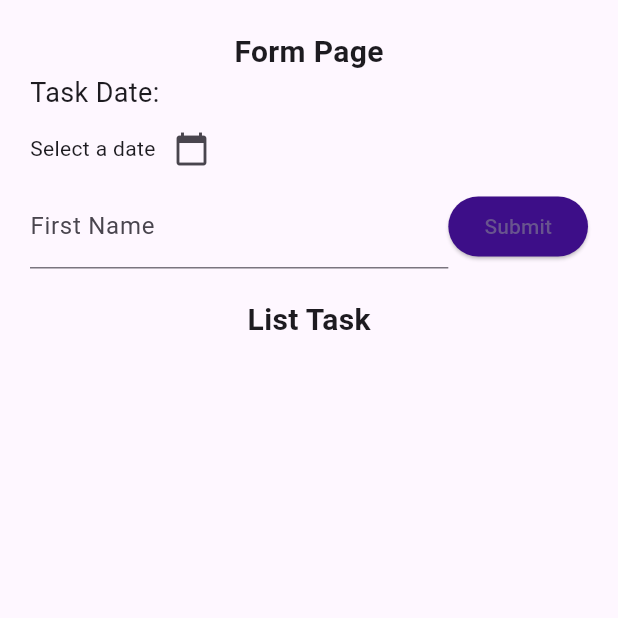
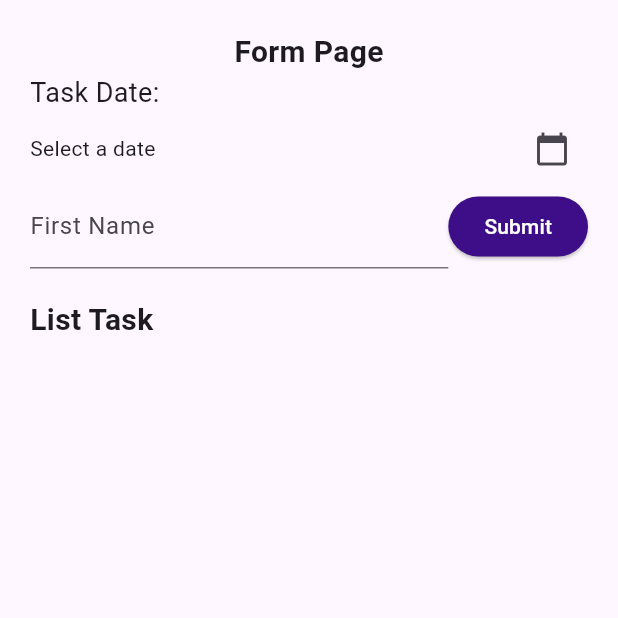
Before and after one commit to DimasCW/TodoApp_0163, a Flutter app: the screen it shows after launch, on a phone screen of 412 x 824 dp, the top half of it. Run offline on Flutter 3.47's test engine with Material 3 defaults, Android fonts, the phone set to English and light mode, and no system bars.

Commit message:
memperbaiki tampilan

```diff
--- a/lib/profile_pages.dart
+++ b/lib/profile_pages.dart
@@ -72,21 +72,6 @@ class _ProfilePageState extends State<ProfilePage> {
                     style: TextStyle(fontSize: 20, fontWeight: FontWeight.bold),
                   ),
                 ],
-
-                // spacing: 15,
-                // children: [
-                //   CircleAvatar(
-                //     radius: 35,
-                //     backgroundImage: AssetImage('assets/images/adan.jpg'),
-                //     ),
-                //     Column(
-                //       crossAxisAlignment: CrossAxisAlignment.start,
-                //       children: [
-                //         Text(' ', style: TextStyle(fontWeight: FontWeight.bold, fontSize: 15),),
-                //         Text('',)
-                //       ],
-                //     )
-                // ],
               ),
               Row(
                 children: [Text("Task Date: ", style: TextStyle(fontSize: 18))],
@@ -98,6 +83,7 @@ class _ProfilePageState extends State<ProfilePage> {
                       crossAxisAlignment: CrossAxisAlignment.start,
                       children: [
                         Row(
+                          mainAxisAlignment: MainAxisAlignment.spaceBetween,
                           children: [
                             Text(
                               _selectedDate == null
@@ -156,7 +142,8 @@ class _ProfilePageState extends State<ProfilePage> {
                           }
                         }
                       },
-                      child: Text('Submit'),
+                      child: Text('Submit',
+                          style: TextStyle(color: Colors.white)),
                       style: ButtonStyle(
                         backgroundColor: MaterialStateProperty.all(
                           const Color.fromARGB(255, 61, 14, 136),
@@ -167,9 +154,14 @@ class _ProfilePageState extends State<ProfilePage> {
                 ),
               ),
               SizedBox(height: 20),
-              Text(
-                "List Task",
-                style: TextStyle(fontWeight: FontWeight.bold, fontSize: 20),
+              Row(
+                mainAxisAlignment: MainAxisAlignment.start,
+                children: [
+                  Text(
+                    "List Task",
+                    style: TextStyle(fontWeight: FontWeight.bold, fontSize: 20),
+                  ),
+                ],
               ),
               const SizedBox(height: 20),
               Expanded(
```
